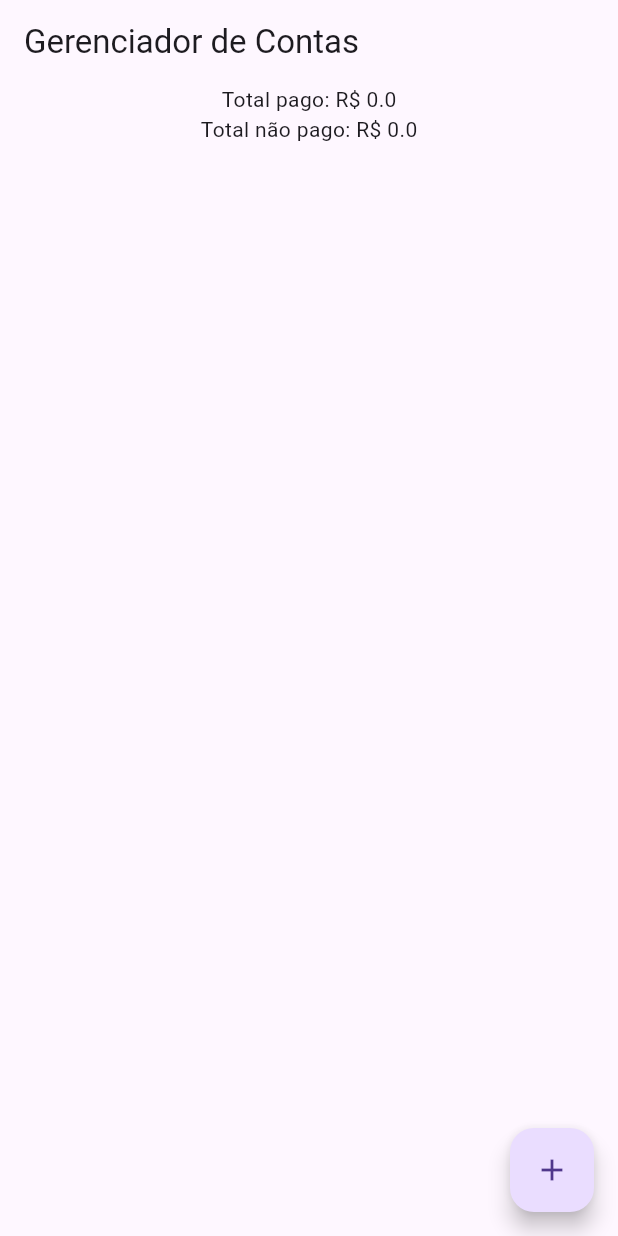
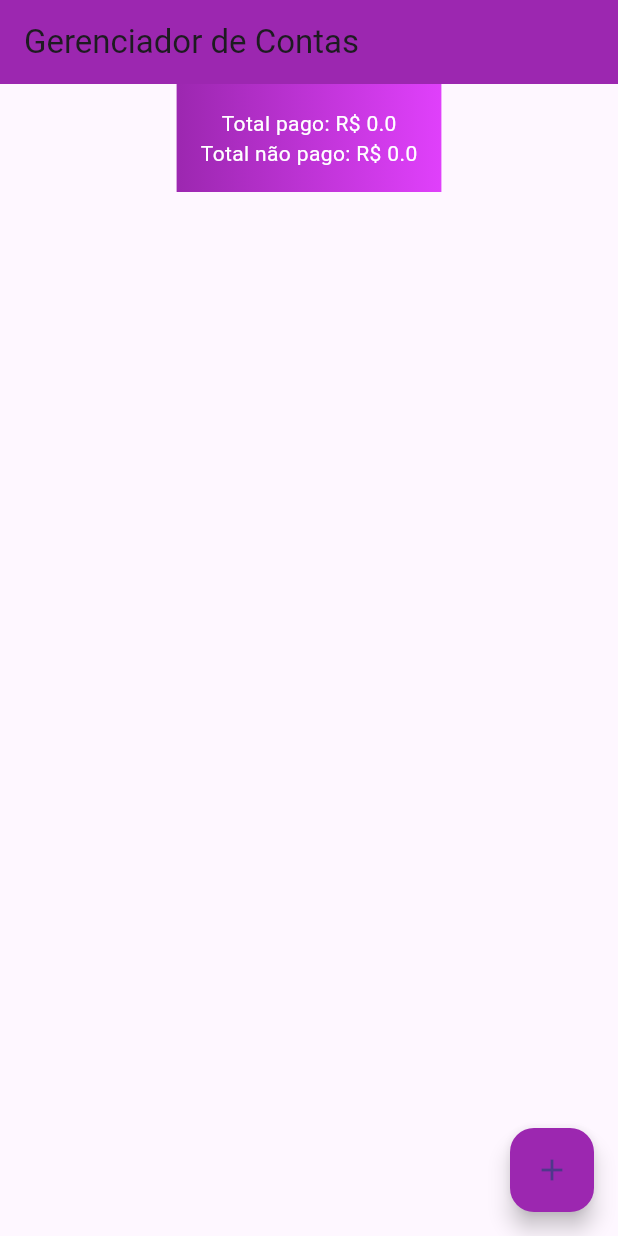
Before and after one commit to BrunowsUS/bill_manager_app, a Flutter app: the screen it shows after launch, on a phone screen of 412 x 824 dp. Run offline on Flutter 3.47's test engine with Material 3 defaults, Android fonts, the phone set to English and light mode, and no system bars.

Commit message:
design_change

```diff
--- a/lib/src/home/home_view.dart
+++ b/lib/src/home/home_view.dart
@@ -22,18 +22,33 @@
         return Scaffold(
           appBar: AppBar(
             title: Text('Gerenciador de Contas'),
+            backgroundColor: Colors.purple,
           ),
           body: Column(
             children: <Widget>[
-              Text('Total pago: R\$ ${controller.totalPaid}'),
-              Text('Total não pago: R\$ ${controller.totalUnpaid}'),
-              ListView.builder(
-                shrinkWrap: true,
+              Container(
+                padding: EdgeInsets.all(16.0),
+                decoration: BoxDecoration(
+                  gradient: LinearGradient(
+                    colors: [Colors.purple, Colors.purpleAccent],
+                  ),
+                ),
+                child: Column(
+                  children: <Widget>[
+                    Text('Total pago: R\$ ${controller.totalPaid}',
+                        style: TextStyle(color: Colors.white)),
+                    Text('Total não pago: R\$ ${controller.totalUnpaid}',
+                        style: TextStyle(color: Colors.white)),
+                  ],
+                ),
+              ),
+              Expanded(
+                child: ListView.builder(
                   itemCount: controller.bills.length,
                   itemBuilder: (context, index) {
-                  return ListTile(
+                    return Card(
+                      child: ListTile(
                         title: Text(controller.bills[index].name),
-                    // Use DateFormat para formatar a data
                         subtitle: Text(
                             'Vencimento: ${DateFormat('dd/MM/yyyy').format(controller.bills[index].dueDate)}'),
                         trailing: Text('R\$ ${controller.bills[index].amount}'),
@@ -44,8 +59,10 @@
                             color: controller.bills[index].isPaid
                                 ? Colors.green
                                 : Colors.red),
+                      ),
                     );
                   },
+                ),
               ),
             ],
           ),
@@ -136,6 +153,7 @@
               );
             },
             child: Icon(Icons.add),
+            backgroundColor: Colors.purple,
           ),
         );
       },
```
Lines whose indentation alone changed are shown as unchanged.
